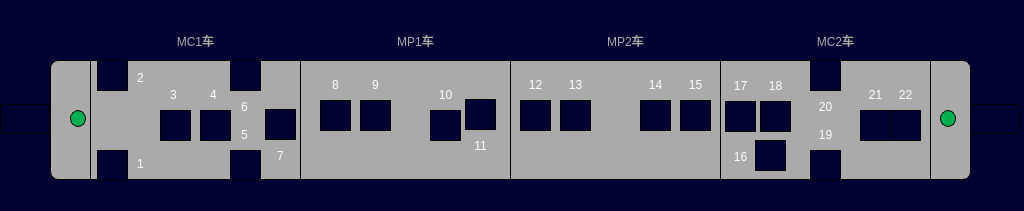
First picture: the form in vehiclefirewarningpage.ui, repository 994656234/HHL, before the edit.
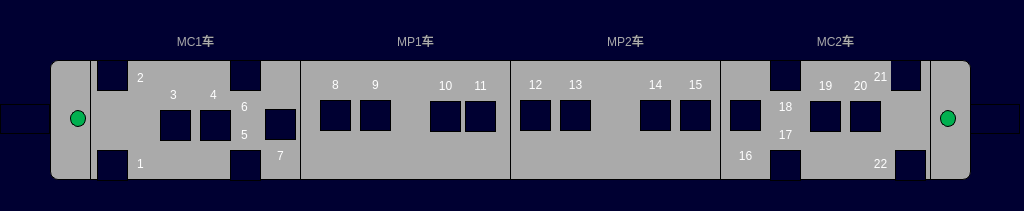
Second picture: the form after the edit. Icons and pictures are not drawn.

Patch:
```diff
--- a/vehiclefirewarningpage.ui
+++ b/vehiclefirewarningpage.ui
@@ -89,7 +89,7 @@
     <string/>
    </property>
   </widget>
-  <widget class="QLabel" name="lbl_fireWarning1_1">
+  <widget class="QLabel" name="lbl_3">
    <property name="geometry">
     <rect>
      <x>160</x>
@@ -105,7 +105,7 @@
     <string/>
    </property>
   </widget>
-  <widget class="QLabel" name="lbl_fireWarning1_2">
+  <widget class="QLabel" name="lbl_4">
    <property name="geometry">
     <rect>
      <x>200</x>
@@ -121,7 +121,7 @@
     <string/>
    </property>
   </widget>
-  <widget class="QLabel" name="lbl_fireWarning1_3">
+  <widget class="QLabel" name="lbl_5">
    <property name="geometry">
     <rect>
      <x>230</x>
@@ -137,7 +137,7 @@
     <string/>
    </property>
   </widget>
-  <widget class="QLabel" name="lbl_fireWarning1_4">
+  <widget class="QLabel" name="lbl_6">
    <property name="geometry">
     <rect>
      <x>230</x>
@@ -153,7 +153,7 @@
     <string/>
    </property>
   </widget>
-  <widget class="QLabel" name="lbl_fireWarning2_3">
+  <widget class="QLabel" name="lbl_9">
    <property name="geometry">
     <rect>
      <x>360</x>
@@ -169,11 +169,11 @@
     <string/>
    </property>
   </widget>
-  <widget class="QLabel" name="lbl_fireWarning2_4">
+  <widget class="QLabel" name="lbl_10">
    <property name="geometry">
     <rect>
      <x>430</x>
-     <y>110</y>
+     <y>101</y>
      <width>31</width>
      <height>31</height>
     </rect>
@@ -185,7 +185,7 @@
     <string/>
    </property>
   </widget>
-  <widget class="QLabel" name="lbl_fireWarning_cab1_1">
+  <widget class="QLabel" name="lbl_1">
    <property name="geometry">
     <rect>
      <x>97</x>
@@ -201,7 +201,7 @@
     <string/>
    </property>
   </widget>
-  <widget class="QLabel" name="lbl_fireWarning_cab1_2">
+  <widget class="QLabel" name="lbl_2">
    <property name="geometry">
     <rect>
      <x>97</x>
@@ -217,7 +217,7 @@
     <string/>
    </property>
   </widget>
-  <widget class="QLabel" name="lbl_fireWarning2_1">
+  <widget class="QLabel" name="lbl_7">
    <property name="geometry">
     <rect>
      <x>265</x>
@@ -233,7 +233,7 @@
     <string/>
    </property>
   </widget>
-  <widget class="QLabel" name="lbl_fireWarning2_2">
+  <widget class="QLabel" name="lbl_8">
    <property name="geometry">
     <rect>
      <x>320</x>
@@ -249,11 +249,11 @@
     <string/>
    </property>
   </widget>
-  <widget class="QLabel" name="lbl_fireWarning3_1">
+  <widget class="QLabel" name="lbl_11">
    <property name="geometry">
     <rect>
      <x>465</x>
-     <y>99</y>
+     <y>101</y>
      <width>31</width>
      <height>31</height>
     </rect>
@@ -265,7 +265,7 @@
     <string/>
    </property>
   </widget>
-  <widget class="QLabel" name="lbl_fireWarning3_2">
+  <widget class="QLabel" name="lbl_12">
    <property name="geometry">
     <rect>
      <x>520</x>
@@ -281,7 +281,7 @@
     <string/>
    </property>
   </widget>
-  <widget class="QLabel" name="lbl_fireWarning3_3">
+  <widget class="QLabel" name="lbl_13">
    <property name="geometry">
     <rect>
      <x>560</x>
@@ -297,7 +297,7 @@
     <string/>
    </property>
   </widget>
-  <widget class="QLabel" name="lbl_fireWarning3_4">
+  <widget class="QLabel" name="lbl_14">
    <property name="geometry">
     <rect>
      <x>640</x>
@@ -313,7 +313,7 @@
     <string/>
    </property>
   </widget>
-  <widget class="QLabel" name="lbl_fireWarning4_1">
+  <widget class="QLabel" name="lbl_15">
    <property name="geometry">
     <rect>
      <x>680</x>
@@ -329,11 +329,11 @@
     <string/>
    </property>
   </widget>
-  <widget class="QLabel" name="lbl_fireWarning4_2">
+  <widget class="QLabel" name="lbl_16">
    <property name="geometry">
     <rect>
-     <x>755</x>
-     <y>140</y>
+     <x>730</x>
+     <y>100</y>
      <width>31</width>
      <height>31</height>
     </rect>
@@ -345,42 +345,42 @@
     <string/>
    </property>
   </widget>
-  <widget class="QLabel" name="lbl_fireWarning4_3">
-   <property name="geometry">
-    <rect>
-     <x>725</x>
-     <y>101</y>
-     <width>31</width>
-     <height>31</height>
-    </rect>
-   </property>
-   <property name="styleSheet">
-    <string notr="true">border-image: url(:/images/image/fireunknow.png);</string>
-   </property>
-   <property name="text">
-    <string/>
-   </property>
-  </widget>
-  <widget class="QLabel" name="lbl_fireWarning4_4">
-   <property name="geometry">
-    <rect>
-     <x>760</x>
-     <y>101</y>
-     <width>31</width>
-     <height>31</height>
-    </rect>
-   </property>
-   <property name="styleSheet">
-    <string notr="true">border-image: url(:/images/image/fireunknow.png);</string>
-   </property>
-   <property name="text">
-    <string/>
-   </property>
-  </widget>
-  <widget class="QLabel" name="lbl_fireWarning5_1">
+  <widget class="QLabel" name="lbl_19">
    <property name="geometry">
     <rect>
      <x>810</x>
+     <y>101</y>
+     <width>31</width>
+     <height>31</height>
+    </rect>
+   </property>
+   <property name="styleSheet">
+    <string notr="true">border-image: url(:/images/image/fireunknow.png);</string>
+   </property>
+   <property name="text">
+    <string/>
+   </property>
+  </widget>
+  <widget class="QLabel" name="lbl_20">
+   <property name="geometry">
+    <rect>
+     <x>850</x>
+     <y>101</y>
+     <width>31</width>
+     <height>31</height>
+    </rect>
+   </property>
+   <property name="styleSheet">
+    <string notr="true">border-image: url(:/images/image/fireunknow.png);</string>
+   </property>
+   <property name="text">
+    <string/>
+   </property>
+  </widget>
+  <widget class="QLabel" name="lbl_17">
+   <property name="geometry">
+    <rect>
+     <x>770</x>
      <y>150</y>
      <width>31</width>
      <height>31</height>
@@ -393,10 +393,10 @@
     <string/>
    </property>
   </widget>
-  <widget class="QLabel" name="lbl_fireWarning5_2">
+  <widget class="QLabel" name="lbl_18">
    <property name="geometry">
     <rect>
-     <x>810</x>
+     <x>770</x>
      <y>60</y>
      <width>31</width>
      <height>31</height>
@@ -409,27 +409,27 @@
     <string/>
    </property>
   </widget>
-  <widget class="QLabel" name="lbl_fireWarning5_3">
-   <property name="geometry">
-    <rect>
-     <x>860</x>
-     <y>110</y>
-     <width>31</width>
-     <height>31</height>
-    </rect>
-   </property>
-   <property name="styleSheet">
-    <string notr="true">border-image: url(:/images/image/fireunknow.png);</string>
-   </property>
-   <property name="text">
-    <string/>
-   </property>
-  </widget>
-  <widget class="QLabel" name="lbl_fireWarning5_4">
+  <widget class="QLabel" name="lbl_21">
    <property name="geometry">
     <rect>
      <x>890</x>
-     <y>110</y>
+     <y>60</y>
+     <width>31</width>
+     <height>31</height>
+    </rect>
+   </property>
+   <property name="styleSheet">
+    <string notr="true">border-image: url(:/images/image/fireunknow.png);</string>
+   </property>
+   <property name="text">
+    <string/>
+   </property>
+  </widget>
+  <widget class="QLabel" name="lbl_22">
+   <property name="geometry">
+    <rect>
+     <x>895</x>
+     <y>150</y>
      <width>31</width>
      <height>31</height>
     </rect>
@@ -727,7 +727,7 @@
    <property name="geometry">
     <rect>
      <x>435</x>
-     <y>79</y>
+     <y>70</y>
      <width>21</width>
      <height>31</height>
     </rect>
@@ -749,7 +749,7 @@
    <property name="geometry">
     <rect>
      <x>470</x>
-     <y>130</y>
+     <y>70</y>
      <width>21</width>
      <height>31</height>
     </rect>
@@ -836,7 +836,7 @@
   <widget class="QLabel" name="lbl_metroNum1_16">
    <property name="geometry">
     <rect>
-     <x>730</x>
+     <x>815</x>
      <y>70</y>
      <width>21</width>
      <height>31</height>
@@ -849,7 +849,7 @@
 background-color:rgb(170,170,170);</string>
    </property>
    <property name="text">
-    <string>17</string>
+    <string>19</string>
    </property>
    <property name="alignment">
     <set>Qt::AlignCenter</set>
@@ -858,7 +858,7 @@
   <widget class="QLabel" name="lbl_metroNum1_17">
    <property name="geometry">
     <rect>
-     <x>765</x>
+     <x>850</x>
      <y>70</y>
      <width>21</width>
      <height>31</height>
@@ -871,7 +871,7 @@
 background-color:rgb(170,170,170);</string>
    </property>
    <property name="text">
-    <string>18</string>
+    <string>20</string>
    </property>
    <property name="alignment">
     <set>Qt::AlignCenter</set>
@@ -902,8 +902,8 @@
   <widget class="QLabel" name="lbl_metroNum1_19">
    <property name="geometry">
     <rect>
-     <x>730</x>
-     <y>141</y>
+     <x>735</x>
+     <y>140</y>
      <width>21</width>
      <height>31</height>
     </rect>
@@ -924,7 +924,7 @@
   <widget class="QLabel" name="lbl_metroNum1_20">
    <property name="geometry">
     <rect>
-     <x>815</x>
+     <x>775</x>
      <y>119</y>
      <width>21</width>
      <height>31</height>
@@ -937,7 +937,7 @@
 background-color:rgb(170,170,170);</string>
    </property>
    <property name="text">
-    <string>19</string>
+    <string>17</string>
    </property>
    <property name="alignment">
     <set>Qt::AlignCenter</set>
@@ -946,7 +946,7 @@
   <widget class="QLabel" name="lbl_metroNum1_21">
    <property name="geometry">
     <rect>
-     <x>815</x>
+     <x>775</x>
      <y>91</y>
      <width>21</width>
      <height>31</height>
@@ -959,7 +959,7 @@
 background-color:rgb(170,170,170);</string>
    </property>
    <property name="text">
-    <string>20</string>
+    <string>18</string>
    </property>
    <property name="alignment">
     <set>Qt::AlignCenter</set>
@@ -968,8 +968,8 @@
   <widget class="QLabel" name="lbl_metroNum1_22">
    <property name="geometry">
     <rect>
-     <x>865</x>
-     <y>79</y>
+     <x>870</x>
+     <y>61</y>
      <width>21</width>
      <height>31</height>
     </rect>
@@ -990,8 +990,8 @@
   <widget class="QLabel" name="lbl_metroNum1_23">
    <property name="geometry">
     <rect>
-     <x>895</x>
-     <y>79</y>
+     <x>870</x>
+     <y>148</y>
      <width>21</width>
      <height>31</height>
     </rect>
@@ -1117,28 +1117,28 @@
   <zorder>LBLM1</zorder>
   <zorder>LBLM2</zorder>
   <zorder>LBLTC1</zorder>
-  <zorder>lbl_fireWarning1_1</zorder>
-  <zorder>lbl_fireWarning1_2</zorder>
-  <zorder>lbl_fireWarning1_3</zorder>
-  <zorder>lbl_fireWarning1_4</zorder>
-  <zorder>lbl_fireWarning2_3</zorder>
-  <zorder>lbl_fireWarning2_4</zorder>
-  <zorder>lbl_fireWarning_cab1_1</zorder>
-  <zorder>lbl_fireWarning_cab1_2</zorder>
-  <zorder>lbl_fireWarning2_1</zorder>
-  <zorder>lbl_fireWarning2_2</zorder>
-  <zorder>lbl_fireWarning3_1</zorder>
-  <zorder>lbl_fireWarning3_2</zorder>
-  <zorder>lbl_fireWarning3_3</zorder>
-  <zorder>lbl_fireWarning3_4</zorder>
-  <zorder>lbl_fireWarning4_1</zorder>
-  <zorder>lbl_fireWarning4_2</zorder>
-  <zorder>lbl_fireWarning4_3</zorder>
-  <zorder>lbl_fireWarning4_4</zorder>
-  <zorder>lbl_fireWarning5_1</zorder>
-  <zorder>lbl_fireWarning5_2</zorder>
-  <zorder>lbl_fireWarning5_3</zorder>
-  <zorder>lbl_fireWarning5_4</zorder>
+  <zorder>lbl_3</zorder>
+  <zorder>lbl_4</zorder>
+  <zorder>lbl_5</zorder>
+  <zorder>lbl_6</zorder>
+  <zorder>lbl_9</zorder>
+  <zorder>lbl_10</zorder>
+  <zorder>lbl_1</zorder>
+  <zorder>lbl_2</zorder>
+  <zorder>lbl_7</zorder>
+  <zorder>lbl_8</zorder>
+  <zorder>lbl_11</zorder>
+  <zorder>lbl_12</zorder>
+  <zorder>lbl_13</zorder>
+  <zorder>lbl_14</zorder>
+  <zorder>lbl_15</zorder>
+  <zorder>lbl_16</zorder>
+  <zorder>lbl_19</zorder>
+  <zorder>lbl_20</zorder>
+  <zorder>lbl_17</zorder>
+  <zorder>lbl_18</zorder>
+  <zorder>lbl_21</zorder>
+  <zorder>lbl_22</zorder>
   <zorder>lbl_metroNum2</zorder>
   <zorder>lbl_metroNum3</zorder>
   <zorder>lbl_metroNum4</zorder>
```
